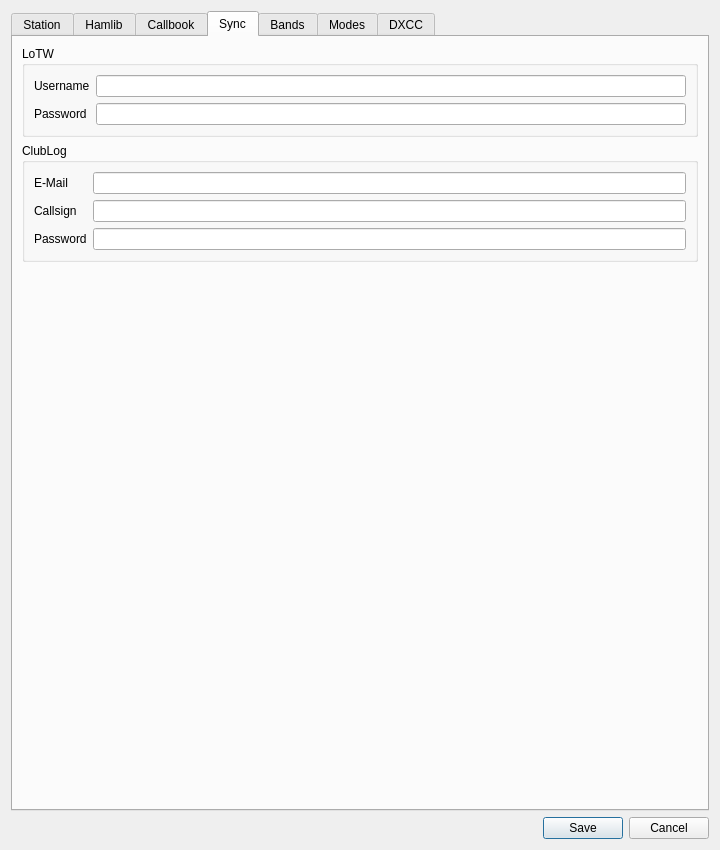
This is ui/SettingsDialog.ui in k5mcd/QLog as Qt 5 draws it before an edit. The edited form follows.
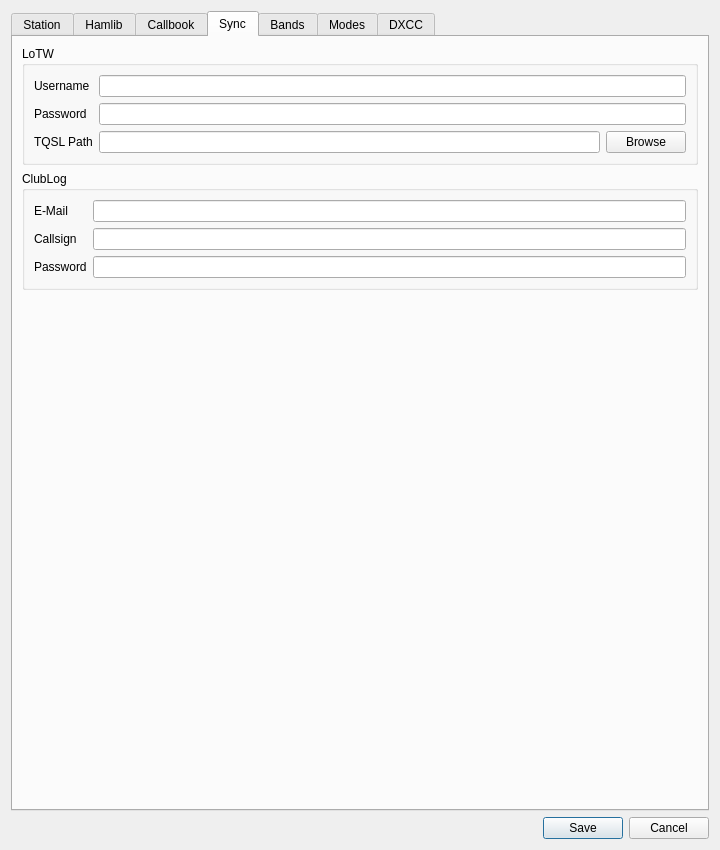
This is the edited form. The open tabs and pages were chosen to show the change. Icons and pictures are not drawn.

Commit message: LoTW: Show uploaded QSOs; Added TQSL path to Setting Dialog

Patch:
```diff
--- a/ui/SettingsDialog.ui
+++ b/ui/SettingsDialog.ui
@@ -783,6 +783,30 @@
             </property>
            </widget>
           </item>
+          <item row="2" column="0">
+           <widget class="QLabel" name="label">
+            <property name="text">
+             <string>TQSL Path</string>
+            </property>
+           </widget>
+          </item>
+          <item row="2" column="1">
+           <layout class="QHBoxLayout" name="horizontalLayout">
+            <item>
+             <widget class="QLineEdit" name="tqslPathEdit"/>
+            </item>
+            <item>
+             <widget class="QPushButton" name="tqslPathButton">
+              <property name="text">
+               <string>Browse</string>
+              </property>
+              <property name="icon">
+               <iconset theme="folder-open"/>
+              </property>
+             </widget>
+            </item>
+           </layout>
+          </item>
          </layout>
         </widget>
        </item>
```
Left out of the diff: 19 changed lines with no effect on the pictures. The commit also changes 9 other files.
